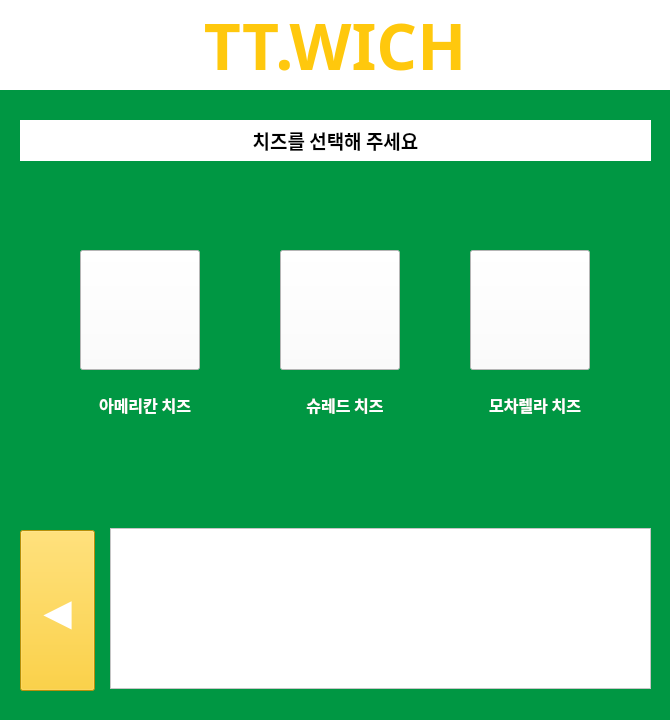
Above: sandwich_cheese.ui from annual-salary-investigation/sandwich before the change. Below: the same form after it.
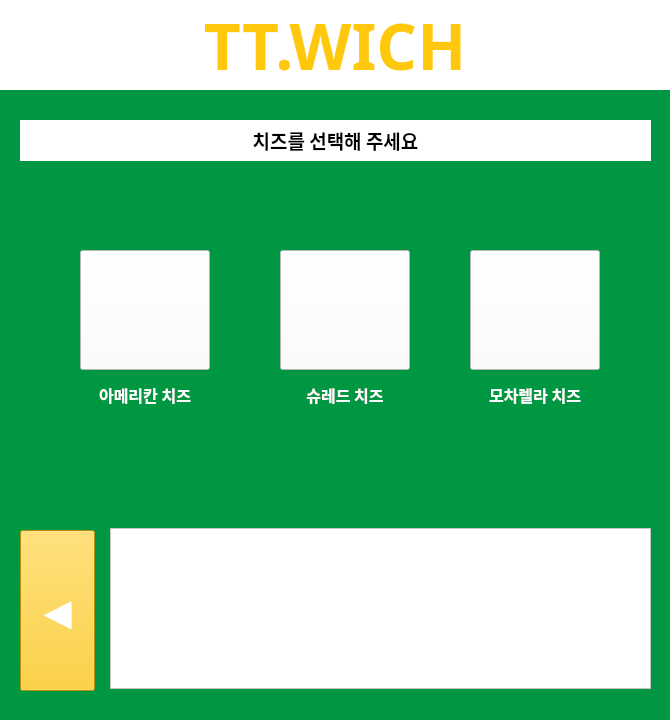
That is the form after the change. Icons and pictures are not drawn.

```diff
--- a/sandwich_cheese.ui
+++ b/sandwich_cheese.ui
@@ -33,7 +33,7 @@
     <rect>
      <x>80</x>
      <y>250</y>
-     <width>120</width>
+     <width>130</width>
      <height>120</height>
     </rect>
    </property>
@@ -45,7 +45,7 @@
    </property>
    <property name="maximumSize">
     <size>
-     <width>120</width>
+     <width>130</width>
      <height>120</height>
     </size>
    </property>
@@ -72,7 +72,7 @@
     <rect>
      <x>280</x>
      <y>250</y>
-     <width>120</width>
+     <width>130</width>
      <height>120</height>
     </rect>
    </property>
@@ -84,8 +84,8 @@
    </property>
    <property name="maximumSize">
     <size>
-     <width>120</width>
-     <height>120</height>
+     <width>130</width>
+     <height>130</height>
     </size>
    </property>
    <property name="styleSheet">
@@ -111,7 +111,7 @@
     <rect>
      <x>470</x>
      <y>250</y>
-     <width>120</width>
+     <width>130</width>
      <height>120</height>
     </rect>
    </property>
@@ -123,7 +123,7 @@
    </property>
    <property name="maximumSize">
     <size>
-     <width>120</width>
+     <width>130</width>
      <height>120</height>
     </size>
    </property>
@@ -149,7 +149,7 @@
    <property name="geometry">
     <rect>
      <x>80</x>
-     <y>370</y>
+     <y>360</y>
      <width>130</width>
      <height>70</height>
     </rect>
@@ -177,7 +177,7 @@
    <property name="geometry">
     <rect>
      <x>280</x>
-     <y>370</y>
+     <y>360</y>
      <width>130</width>
      <height>70</height>
     </rect>
@@ -205,7 +205,7 @@
    <property name="geometry">
     <rect>
      <x>470</x>
-     <y>370</y>
+     <y>360</y>
      <width>130</width>
      <height>70</height>
     </rect>
@@ -324,11 +324,11 @@
     <string>◀</string>
    </property>
   </widget>
+  <zorder>label_9</zorder>
+  <zorder>label_8</zorder>
   <zorder>btncheese2</zorder>
   <zorder>btncheese3</zorder>
   <zorder>label_7</zorder>
-  <zorder>label_8</zorder>
-  <zorder>label_9</zorder>
   <zorder>label_2</zorder>
   <zorder>bmenubar</zorder>
   <zorder>btncheese1</zorder>
```
